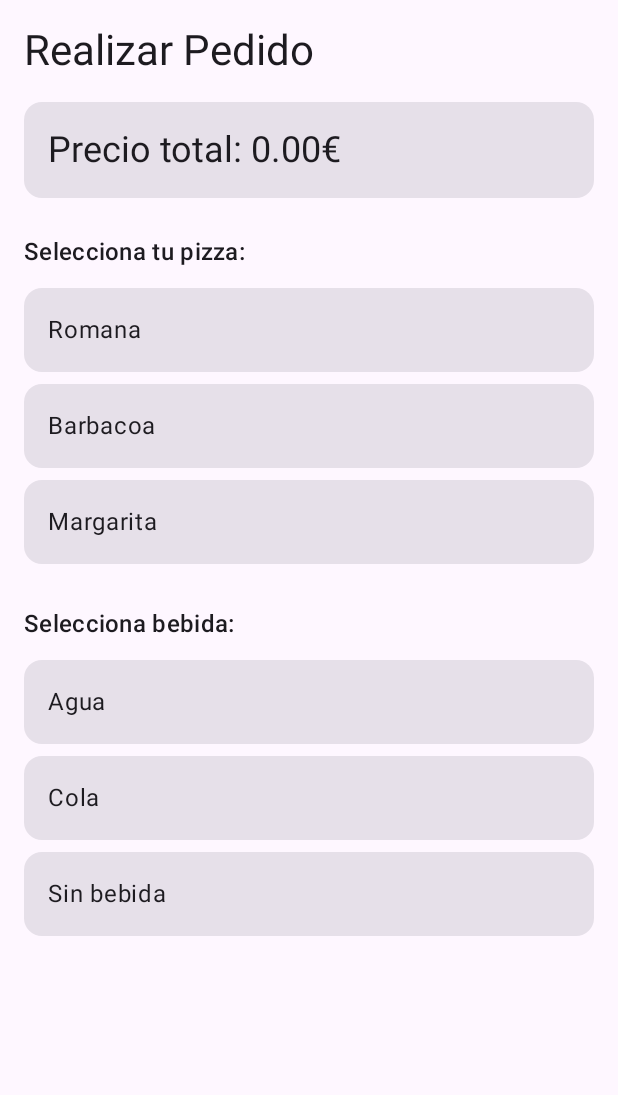
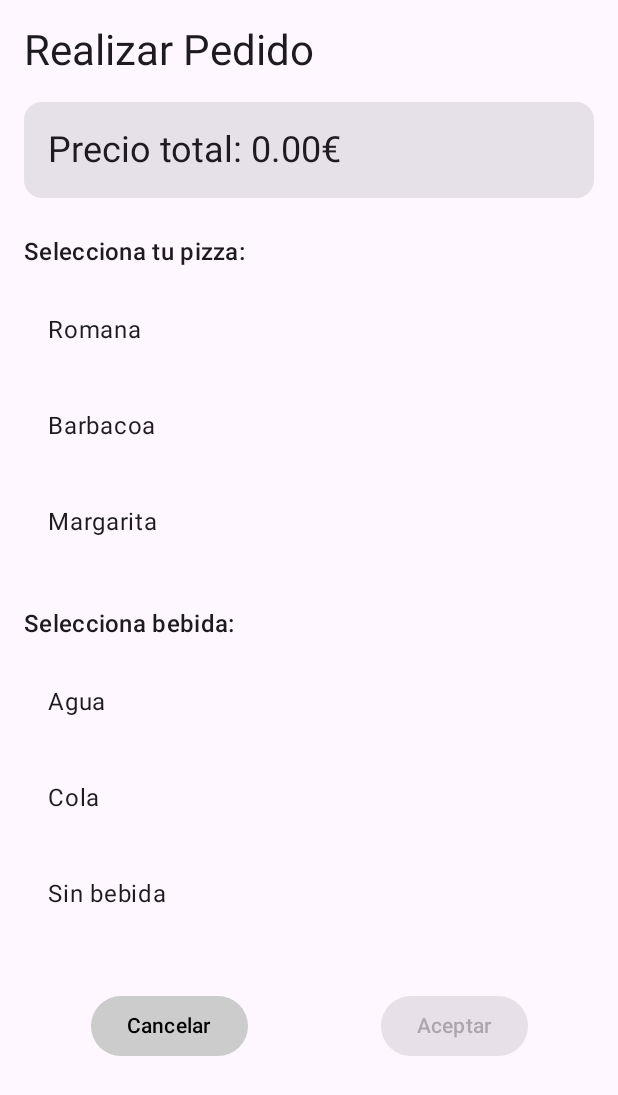
Before and after one commit to Gelet74/Multimedia, an Android app built with Jetpack Compose: the RealizarPedido screen opened directly, with no data from a screen before it, on a phone screen of 412 x 824 dp. Shown: the top 1095 px of the screen. Run offline under Robolectric (Android 15) with nearby library versions, the phone set to English and light mode, and no system bars.

Commit message:
tercer commit

```diff
--- a/Proyecto1/app/src/main/java/com/example/proyecto1/RealizarPedido.kt
+++ b/Proyecto1/app/src/main/java/com/example/proyecto1/RealizarPedido.kt
@@ -18,6 +18,7 @@ import com.example.proyecto1.datos.BebidaPedida
 import com.example.proyecto1.datos.Precios
 import com.example.proyecto1.modelo.*
 import com.example.proyecto1.ui.theme.Proyecto1Theme
+import androidx.compose.ui.graphics.Color
 
 class RealizarPedido : ComponentActivity() {
     override fun onCreate(savedInstanceState: Bundle?) {
@@ -38,6 +39,8 @@ fun HacerPedido(modifier: Modifier = Modifier) {
     var pedido by remember { mutableStateOf(Pedido()) }
 
     fun calcularPrecioTotal() {
+        // Asegúrate de que los objetos Pizza y BebidaPedida tienen los campos de precio unitario correctos si los necesitas aquí.
+        // Asumiendo que el cálculo actual es correcto (usa precioTamano y precioBebidas unitarios):
         val precioTamano = Precios.tamanos.find { it.nombre == pedido.tamano }?.precio ?: 0.0
         val precioBebidas = pedido.bebida?.precio ?: 0.0
         val total = (precioTamano * pedido.cantidadPizza) + (precioBebidas * pedido.cantidadBebida)
@@ -51,15 +54,35 @@ fun HacerPedido(modifier: Modifier = Modifier) {
             "Margarita" -> Margarita()
             else -> return
         }
-        pedido = pedido.copy(pizza = pizza)
+        pedido = pedido.copy(
+            pizza = pizza,
+            cantidadPizza = 1,
+            tamano = pedido.tamano.ifEmpty { Precios.tamanos.first().nombre }
+        )
+        calcularPrecioTotal()
+    }
+
+
+    fun eliminarPizza() {
+        pedido = pedido.copy(pizza = null, cantidadPizza = 0, tamano = "")
         calcularPrecioTotal()
     }
 
     fun seleccionarBebida(bebida: String) {
         val precio = Precios.bebidas.find { it.nombre == bebida }?.precio ?: 0.0
+
+        if (pedido.bebida == null || pedido.bebida?.nombre == bebida) {
             pedido = pedido.copy(bebida = BebidaPedida(nombre = bebida, precio = precio, cantidad = 1))
             calcularPrecioTotal()
         }
+    }
+
+
+    fun eliminarBebida() {
+        pedido = pedido.copy(bebida = null, cantidadBebida = 0)
+        calcularPrecioTotal()
+    }
+
 
     Column(
         modifier = modifier
@@ -84,25 +107,90 @@ fun HacerPedido(modifier: Modifier = Modifier) {
 
         Spacer(modifier = Modifier.height(16.dp))
 
+
+        Row(
+            modifier = Modifier.fillMaxWidth(),
+            horizontalArrangement = Arrangement.SpaceBetween,
+            verticalAlignment = Alignment.CenterVertically
+        ) {
             Text(
                 text = "Selecciona tu pizza:",
                 style = MaterialTheme.typography.titleMedium,
                 modifier = Modifier.padding(vertical = 8.dp)
             )
 
+            if (pedido.pizza != null) {
+                Button(onClick = { eliminarPizza() }, colors = ButtonDefaults.buttonColors(containerColor = Color.Red)) {
+                    Text("Cambiar")
+                }
+            }
+        }
+
         Precios.tiposPizza.forEach { tipoPizza ->
+
+            val isEnabled = pedido.pizza == null || pedido.pizza?.nombre == tipoPizza
+
             Card(
                 modifier = Modifier
                     .fillMaxWidth()
                     .padding(vertical = 4.dp),
+
+                enabled = isEnabled,
+                colors = CardDefaults.cardColors(
+                    containerColor = when {
+                        !isEnabled -> Color.LightGray.copy(alpha = 0.5f) // Estilo deshabilitado
+                        pedido.pizza?.nombre == tipoPizza -> MaterialTheme.colorScheme.primaryContainer
+                        else -> MaterialTheme.colorScheme.surface
+                    }
+                ),
                 onClick = { seleccionarPizza(tipoPizza) }
             ) {
-                Text(text = tipoPizza, modifier = Modifier.padding(16.dp))
+                Row(
+                    modifier = Modifier.padding(16.dp),
+                    horizontalArrangement = Arrangement.SpaceBetween,
+                    verticalAlignment = Alignment.CenterVertically
+                ) {
+                    Text(text = tipoPizza)
+                    if (pedido.pizza?.nombre == tipoPizza) {
+                        Text("✓", color = MaterialTheme.colorScheme.primary)
+                    }
+                }
             }
         }
 
+
         pedido.pizza?.let { pizza ->
+
             Spacer(modifier = Modifier.height(16.dp))
+
+
+            Text(
+                text = "Selecciona el tamaño:",
+                style = MaterialTheme.typography.titleMedium,
+                modifier = Modifier.padding(vertical = 8.dp)
+            )
+
+            Row(
+                modifier = Modifier.fillMaxWidth(),
+                horizontalArrangement = Arrangement.SpaceAround
+            ) {
+                Precios.tamanos.forEach { tamano ->
+                    Button(
+                        onClick = {
+                            pedido = pedido.copy(tamano = tamano.nombre)
+                            calcularPrecioTotal()
+                        },
+                        colors = ButtonDefaults.buttonColors(
+                            containerColor = if (pedido.tamano == tamano.nombre) MaterialTheme.colorScheme.primary else MaterialTheme.colorScheme.secondaryContainer
+                        )
+                    ) {
+                        Text(text = "${tamano.nombre} (${"%.2f".format(tamano.precio)}€)")
+                    }
+                }
+            }
+
+            Spacer(modifier = Modifier.height(16.dp))
+
 
             Text(
                 text = "Opciones para ${pizza.nombre}:",
@@ -139,11 +227,15 @@ fun HacerPedido(modifier: Modifier = Modifier) {
 
             Spacer(modifier = Modifier.height(16.dp))
 
+
             Text(
                 text = "Cantidad de pizzas:",
                 style = MaterialTheme.typography.titleMedium,
                 modifier = Modifier.padding(vertical = 8.dp)
             )
+
+            // Define la condición para habilitar el botón de suma
+            val puedeSumarCantidad = pizza.opcionSeleccionada.isNotEmpty()
 
             Row(
                 modifier = Modifier.fillMaxWidth(),
@@ -170,24 +262,51 @@ fun HacerPedido(modifier: Modifier = Modifier) {
                     onClick = {
                         pedido = pedido.copy(cantidadPizza = pedido.cantidadPizza + 1)
                         calcularPrecioTotal()
-                    }
+                    },
+                    // CONDICIÓN AÑADIDA: Habilita el botón solo si la opción está seleccionada
+                    enabled = puedeSumarCantidad
                 ) { Text("+") }
             }
         }
 
         Spacer(modifier = Modifier.height(16.dp))
 
+
+        Row(
+            modifier = Modifier.fillMaxWidth(),
+            horizontalArrangement = Arrangement.SpaceBetween,
+            verticalAlignment = Alignment.CenterVertically
+        ) {
             Text(
                 text = "Selecciona bebida:",
                 style = MaterialTheme.typography.titleMedium,
                 modifier = Modifier.padding(vertical = 8.dp)
             )
 
+            if (pedido.bebida != null) {
+                Button(onClick = { eliminarBebida() }, colors = ButtonDefaults.buttonColors(containerColor = Color.Red)) {
+                    Text("Cambiar")
+                }
+            }
+        }
+
+
         Precios.bebidas.forEach { bebida ->
+
+            val isEnabled = pedido.bebida == null || pedido.bebida?.nombre == bebida.nombre
+
             Card(
                 modifier = Modifier
                     .fillMaxWidth()
                     .padding(vertical = 4.dp),
+                enabled = isEnabled,
+                colors = CardDefaults.cardColors(
+                    containerColor = when {
+                        !isEnabled -> Color.LightGray.copy(alpha = 0.5f) // Estilo deshabilitado
+                        pedido.bebida?.nombre == bebida.nombre -> MaterialTheme.colorScheme.primaryContainer
+                        else -> MaterialTheme.colorScheme.surface
+                    }
+                ),
                 onClick = { seleccionarBebida(bebida.nombre) }
             ) {
                 Row(
@@ -202,6 +321,7 @@ fun HacerPedido(modifier: Modifier = Modifier) {
                 }
             }
         }
+
 
         pedido.bebida?.let { bebida ->
             Spacer(modifier = Modifier.height(16.dp))
@@ -241,6 +361,29 @@ fun HacerPedido(modifier: Modifier = Modifier) {
                 ) { Text("+") }
             }
         }
+
+        // --- SECCIÓN DE BOTONES ACEPTAR/CANCELAR AÑADIDA ---
+        Spacer(modifier = Modifier.height(32.dp))
+
+        Row(
+            modifier = Modifier.fillMaxWidth(),
+            horizontalArrangement = Arrangement.SpaceAround
+        ) {
+            Button(
+                onClick = { /* Aquí iría la lógica de CANCELAR/REINICIAR */ },
+                colors = ButtonDefaults.buttonColors(containerColor = Color.LightGray)
+            ) {
+                Text(text = "Cancelar", color = Color.Black)
+            }
+
+            Button(
+                onClick = { /* Aquí iría la lógica de ACEPTAR/CONFIRMAR */ },
+                enabled = pedido.pizza != null && pedido.tamano.isNotEmpty() // Ejemplo de habilitación
+            ) {
+                Text(text = "Aceptar")
+            }
+        }
+        // --- FIN SECCIÓN DE BOTONES ---
     }
 }
 
--- a/Proyecto1/app/src/main/java/com/example/proyecto1/modelo/Pedidos.kt
+++ b/Proyecto1/app/src/main/java/com/example/proyecto1/modelo/Pedidos.kt
@@ -5,6 +5,8 @@ data class Pedido(
     val pizza: String,
     val tamanoPizza: String,
     val bebida: String,
+    val cantidadPizza: Int,
+    val cantidadBebida: Int,
     val precioPizza: Double,
     val precioBebida: Double,
     val precioTotal: Double,
```
Also changed, not shown: Proyecto1/app/src/main/java/com/example/proyecto1/MainActivity.kt (+5 -2 lines), Proyecto1/app/src/main/java/com/example/proyecto1/VerPedidos.kt (added, +138 -0 lines), Proyecto1/app/src/main/java/com/example/proyecto1/datos/Datos.kt (+24 -2 lines). Lines whose indentation alone changed are shown as unchanged.
